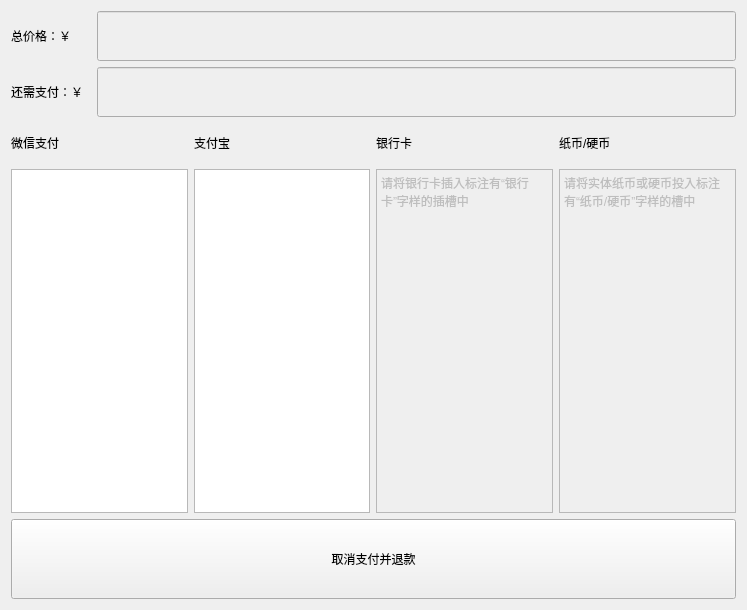
Before: the Qt Designer form SimulationTicketingSystem_ShenzhenMetro/PayPage.ui in DrinkerqvB/SimulationTicketingSystem_ShenzhenMetro, drawn with Qt 5.
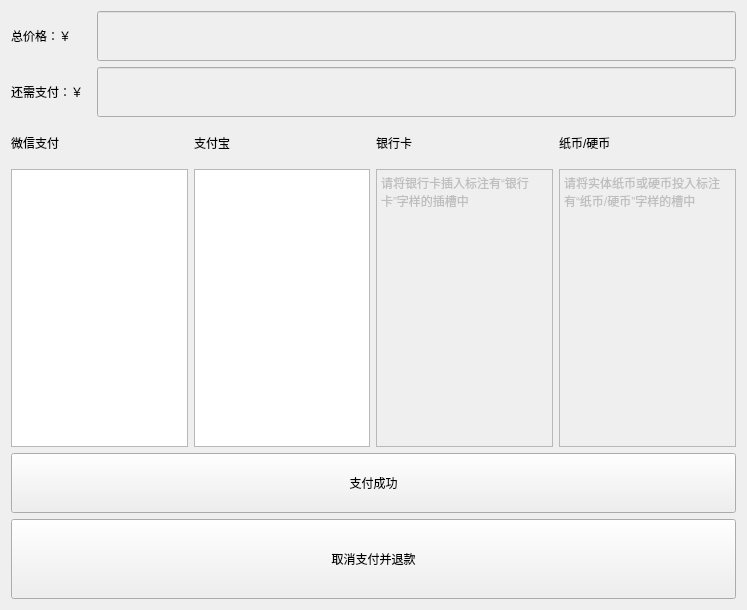
After: the same form once the commit is applied.

Diff of the .ui file:
```diff
--- a/SimulationTicketingSystem_ShenzhenMetro/PayPage.ui
+++ b/SimulationTicketingSystem_ShenzhenMetro/PayPage.ui
@@ -210,6 +210,25 @@
      </item>
     </layout>
    </item>
+   <item>
+    <widget class="QPushButton" name="pushButton_paySuccessful">
+     <property name="sizePolicy">
+      <sizepolicy hsizetype="Minimum" vsizetype="Minimum">
+       <horstretch>0</horstretch>
+       <verstretch>0</verstretch>
+      </sizepolicy>
+     </property>
+     <property name="minimumSize">
+      <size>
+       <width>0</width>
+       <height>60</height>
+      </size>
+     </property>
+     <property name="text">
+      <string>支付成功</string>
+     </property>
+    </widget>
+   </item>
    <item>
     <widget class="QPushButton" name="pushButton_cancelPay">
      <property name="minimumSize">
```
